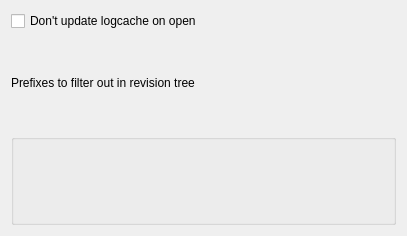
The window that src/svnfrontend/database/dbsettings.ui (KDE/kdesvn) describes before a commit, drawn with Qt 5.
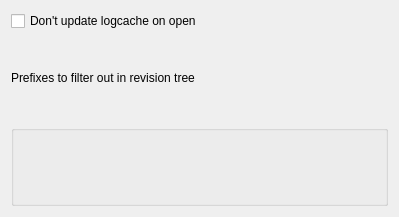
The same window after the commit. Custom widgets are drawn as their Qt base class.

```diff
--- a/src/svnfrontend/database/dbsettings.ui
+++ b/src/svnfrontend/database/dbsettings.ui
@@ -6,8 +6,8 @@
    <rect>
     <x>0</x>
     <y>0</y>
-    <width>407</width>
-    <height>236</height>
+    <width>399</width>
+    <height>217</height>
    </rect>
   </property>
   <layout class="QVBoxLayout" name="verticalLayout">
```
